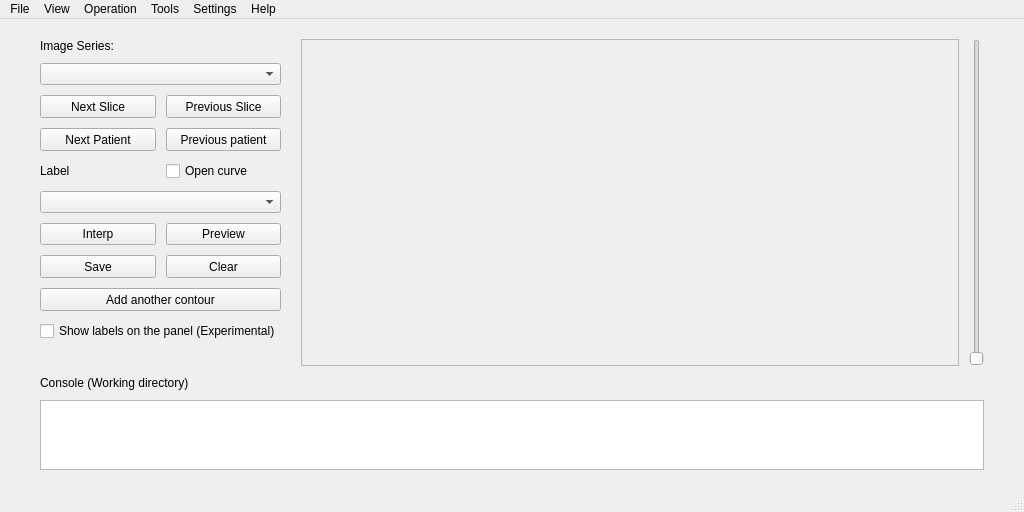
First picture: the form in ui/mainWindow.ui, repository MenxLi/LabelSys, before the edit.
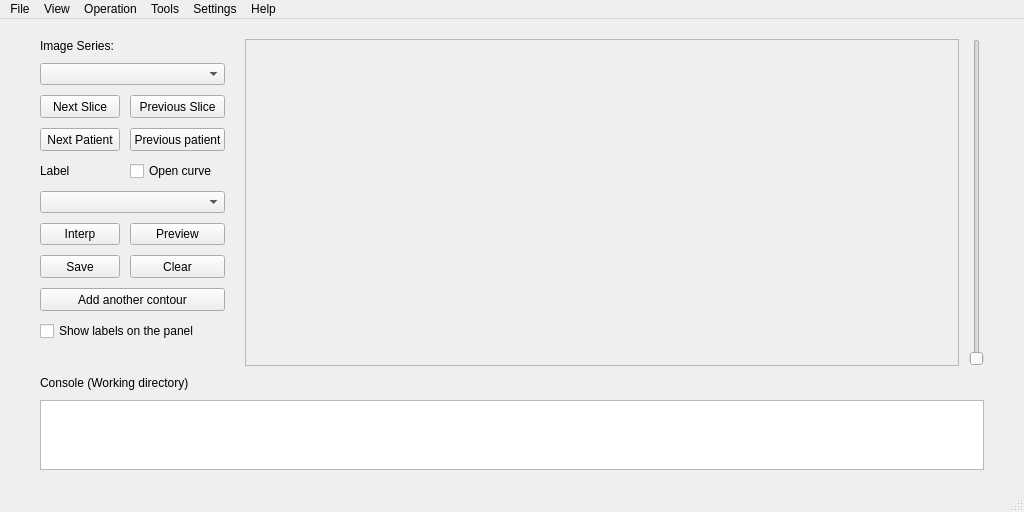
Second picture: the form after the edit.

The edit to the form file:
```diff
--- a/ui/mainWindow.ui
+++ b/ui/mainWindow.ui
@@ -310,7 +310,7 @@
            </font>
           </property>
           <property name="text">
-           <string>Show labels on the panel (Experimental)</string>
+           <string>Show labels on the panel</string>
           </property>
          </widget>
         </item>
```
Left out of the diff: 6 changed lines with no effect on the pictures.
